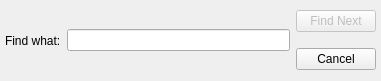
Above: src/searchdialog.ui from CamK06/QNotepad before the change. Below: the same form after it.
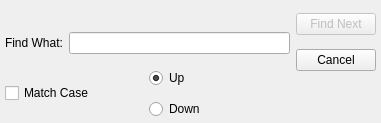
That is the form after the change.

Commit message: Add search options to find dialog

Patch:
```diff
--- a/src/searchdialog.ui
+++ b/src/searchdialog.ui
@@ -7,7 +7,7 @@
     <x>0</x>
     <y>0</y>
     <width>381</width>
-    <height>81</height>
+    <height>123</height>
    </rect>
   </property>
   <property name="windowTitle">
@@ -19,25 +19,35 @@
      <x>0</x>
      <y>0</y>
      <width>381</width>
-     <height>81</height>
+     <height>86</height>
     </rect>
    </property>
-   <layout class="QHBoxLayout" name="horizontalLayout">
+   <layout class="QHBoxLayout" name="horizontalLayout" stretch="0,0,0">
     <property name="leftMargin">
      <number>5</number>
     </property>
+    <property name="topMargin">
+     <number>5</number>
+    </property>
     <property name="rightMargin">
      <number>5</number>
     </property>
+    <property name="bottomMargin">
+     <number>5</number>
+    </property>
     <item>
      <widget class="QLabel" name="label">
       <property name="text">
-       <string>Find what:</string>
+       <string>Find What:</string>
       </property>
      </widget>
     </item>
     <item>
-     <widget class="QLineEdit" name="query"/>
+     <widget class="QLineEdit" name="query">
+      <property name="alignment">
+       <set>Qt::AlignLeading|Qt::AlignLeft|Qt::AlignVCenter</set>
+      </property>
+     </widget>
     </item>
     <item>
      <layout class="QVBoxLayout" name="verticalLayout">
@@ -62,6 +72,55 @@
     </item>
    </layout>
   </widget>
+  <widget class="QWidget" name="horizontalLayoutWidget_2">
+   <property name="geometry">
+    <rect>
+     <x>0</x>
+     <y>63</y>
+     <width>291</width>
+     <height>61</height>
+    </rect>
+   </property>
+   <layout class="QHBoxLayout" name="horizontalLayout_2">
+    <property name="leftMargin">
+     <number>5</number>
+    </property>
+    <property name="rightMargin">
+     <number>5</number>
+    </property>
+    <item>
+     <widget class="QCheckBox" name="matchCase">
+      <property name="enabled">
+       <bool>true</bool>
+      </property>
+      <property name="text">
+       <string>Match Case</string>
+      </property>
+     </widget>
+    </item>
+    <item>
+     <layout class="QVBoxLayout" name="verticalLayout_2">
+      <item>
+       <widget class="QRadioButton" name="upRadio">
+        <property name="text">
+         <string>Up</string>
+        </property>
+        <property name="checked">
+         <bool>true</bool>
+        </property>
+       </widget>
+      </item>
+      <item>
+       <widget class="QRadioButton" name="downRadio">
+        <property name="text">
+         <string>Down</string>
+        </property>
+       </widget>
+      </item>
+     </layout>
+    </item>
+   </layout>
+  </widget>
  </widget>
  <resources/>
  <connections/>
```
The commit also changes 1 other file.
